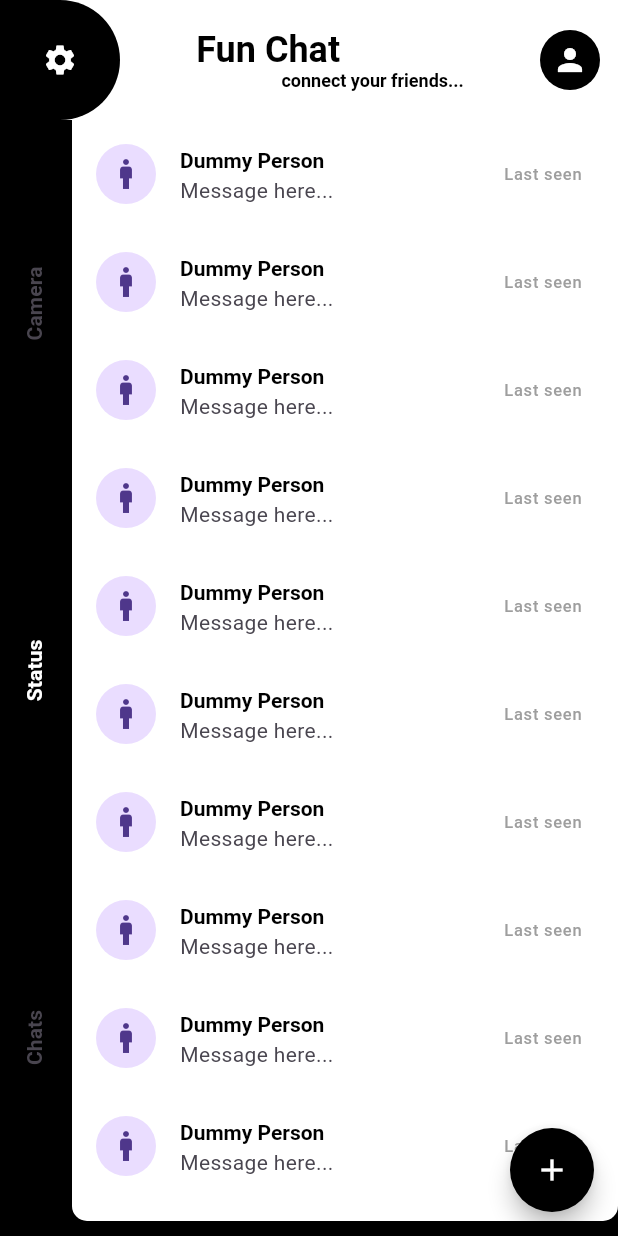
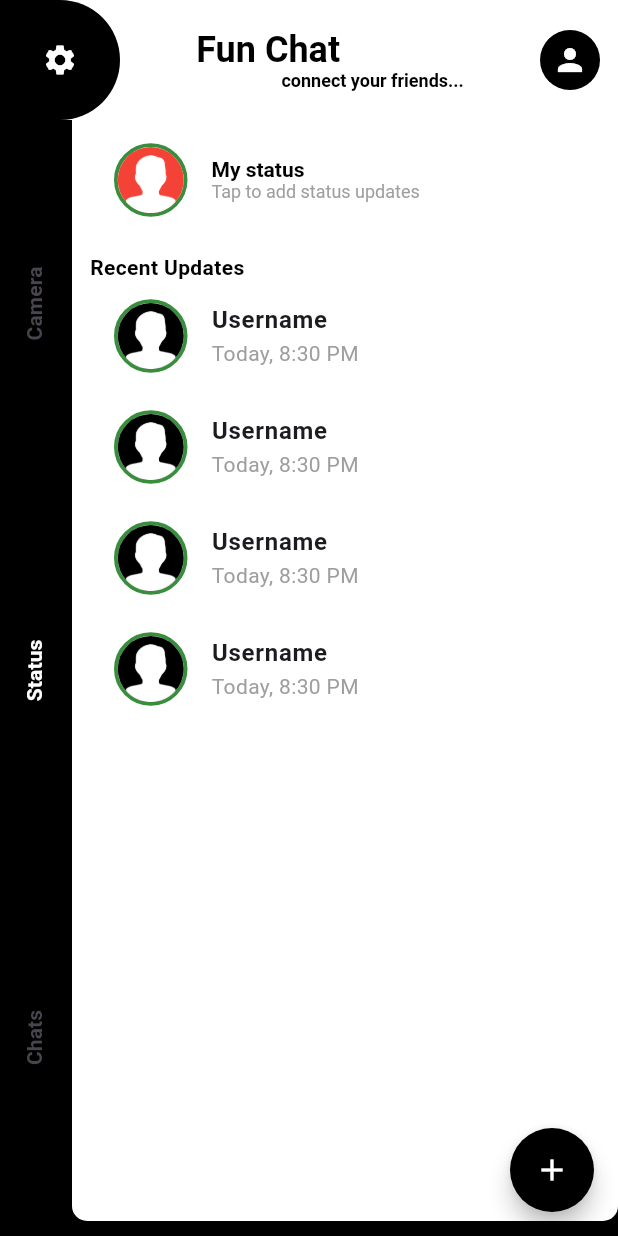
Before and after one commit to JATINSINGAL1/chatapp, a Flutter app: the screen it shows after launch, tab 2 chosen, in the side drawer, after a tap on the "arrow back ios new" icon, on a phone screen of 412 x 824 dp. Run offline on Flutter 3.47's test engine with Material 3 defaults, Android fonts, the phone set to English and light mode, and no system bars; our stand-ins replace firebase_core, get; accounts and stored records are empty; Roboto replaces fonts that are missing (lato).

```diff
--- /dev/null
+++ b/lib/constants/sidescrolldata.dart
@@ -0,0 +1,17 @@
+import 'package:flutter/material.dart';
+
+const icons=[
+  Icons.key_rounded,
+  Icons.people,
+  Icons.notifications_rounded,
+  Icons.storage_rounded,
+  Icons.help,
+];
+const labelText=[
+  "Account",
+  "Friends",
+  "Notification",
+  "Data and Storage",
+  "Help",
+
+];
--- a/lib/constants/strings.dart
+++ b/lib/constants/strings.dart
@@ -10,4 +10,5 @@ const appname = "Quick Chats",
     settings = "Settings",
     poweredby = "Desgined & Developed by FunChats developers",
     cont = "Start Messaging",
-    slogan = "join the\nrevolution\ntoday.";
+    slogan = "join the\nrevolution\ntoday.",
+    namesub="This is not your username. This is name will be visible to your FunChats friends";
--- /dev/null
+++ b/lib/features/screens/status_screen.dart
@@ -0,0 +1,95 @@
+import 'package:flutter/material.dart';
+import 'package:flutter/widgets.dart';
+import 'dart:math' as math;
+
+class StatusScreen extends StatelessWidget {
+  const StatusScreen({super.key});
+
+  @override
+  Widget build(BuildContext context) {
+    return Container(
+      decoration: const BoxDecoration(
+          color: Colors.white,
+          borderRadius: BorderRadius.only(
+              bottomLeft: Radius.circular(10),
+              bottomRight: Radius.circular(10))),
+      padding: const EdgeInsets.all(12),
+      child: Column(
+        crossAxisAlignment: CrossAxisAlignment.start,
+        children: [
+          ListTile(
+            leading: Container(
+              decoration: BoxDecoration(
+                  shape: BoxShape.circle,
+                  border: Border.all(color: Colors.green.shade700, width: 2.5)),
+              child: CircleAvatar(
+                radius: 22,
+                backgroundColor: Colors.red,
+                child: Image.asset(
+                  "assets/icons/ic_user.png",
+                  color: Colors.white,
+                ),
+              ),
+            ),
+            title: RichText(
+                text: const TextSpan(children: [
+              TextSpan(
+                  text: "My status\n",
+                  style: TextStyle(
+                      color: Colors.black,
+                      fontWeight: FontWeight.w700,
+                      fontSize: 14)),
+              TextSpan(
+                  text: "Tap to add status updates",
+                  style: TextStyle(
+                      color: Colors.grey,
+                      fontWeight: FontWeight.w400,
+                      fontSize: 12))
+            ])),
+          ),
+          const SizedBox(
+            height: 20,
+          ),
+          const Text(
+            "Recent Updates",
+            style: TextStyle(color: Colors.black, fontWeight: FontWeight.w600),
+          ),
+          ListView.builder(
+            shrinkWrap: true,
+            itemCount: 4,
+            itemBuilder: (context, index) {
+              return Container(
+                margin: const EdgeInsets.only(bottom: 2),
+                child: ListTile(
+                  leading: Container(
+                    decoration: BoxDecoration(
+                        shape: BoxShape.circle,
+                        border: Border.all(
+                            color: Colors.green.shade700, width: 2.5)),
+                    child: CircleAvatar(
+                      radius: 22,
+                      backgroundColor: Colors.black,
+                      child: Image.asset(
+                        "assets/icons/ic_user.png",
+                        color: Colors.white,
+                      ),
+                    ),
+                  ),
+                  title: const Text(
+                    "Username",
+                    style: TextStyle(fontWeight: FontWeight.w600),
+                  ),
+                  subtitle: const Text(
+                    "Today, 8:30 PM",
+                    style: TextStyle(
+                        color: Colors.grey, fontWeight: FontWeight.w400),
+                  ),
+                ),
+              );
+            },
+          )
+        ],
+      ),
+    );
+  }
+}
--- a/lib/features/widgets/sidescroll.dart
+++ b/lib/features/widgets/sidescroll.dart
@@ -1,4 +1,6 @@
+import 'package:chatapp/constants/sidescrolldata.dart';
 import 'package:chatapp/constants/strings.dart';
+import 'package:chatapp/features/screens/profile_screen.dart';
 import 'package:flutter/material.dart';
 import 'package:get/get.dart';
 
@@ -9,6 +11,8 @@ class sidescrool extends StatelessWidget {
   Widget build(BuildContext context) {
     return Drawer(
       backgroundColor: Colors.black,
+      child: Padding(
+        padding: const EdgeInsets.symmetric(horizontal: 8.0),
         child: Column(
           children: [
             ListTile(
@@ -30,42 +34,39 @@ class sidescrool extends StatelessWidget {
             const SizedBox(height: 10,),
             Text("Username",style: TextStyle(color: Colors.white,fontWeight: FontWeight.w600),),
             const SizedBox(height:20 ,),
-          ListTile(
-            title: Text(account,style: TextStyle(color: Colors.white),),
-            leading: Icon(Icons.account_circle,color: Colors.white,),
-          ),
+            const Divider(),
+            ListView(
+              shrinkWrap: true,
+              children: List.generate(icons.length, (index) {
+                return ListTile(
+                  onTap: (){
+                    switch (index) {
+                      case 0: { Get.to(ProfileScreen());}
 
-          ListTile(
-            title: Text("Friends",style: TextStyle(color: Colors.white),),
-            leading: Icon(Icons.people,color: Colors.white,)
-          ),
-
-
-          ListTile(
-            title: Text("Notifications",style: TextStyle(color: Colors.white),),
-            leading: Icon(Icons.notifications,color: Colors.white,),),
-
-          ListTile(
-            title: Text("Data and Storage",style: TextStyle(color: Colors.white),),
-            leading:  Icon(Icons.arrow_back_ios_new_rounded,color: Colors.white,),
-          ),
-
-          ListTile(
-            title: Text("Help",style: TextStyle(color: Colors.white),),
-            leading: Icon(Icons.help,color: Colors.white,),
+                        break;
+                      default:
+                    }
+                  },
+                  leading: Icon(icons[index],color: Colors.white,),
+                  title: Text(labelText[index],style: TextStyle(color: Colors.white),),
+                );
+              }  ),
             ),
             const Divider(height:0.5),
+            SizedBox(height: 10,),
             ListTile(
               title: Text("Invite a friend",style: TextStyle(color: Colors.white),),
-            leading: Icon(Icons.arrow_back_ios_new_rounded,color: Colors.white,),
+              leading: Icon(Icons.emoji_people_rounded,color: Colors.white,),
             ),
 
             Spacer(),
+
             ListTile(
               title: Text("Logout",style: TextStyle(color: Colors.white),),
-            leading: Icon(Icons.logout,color: Colors.white,),
+              leading: Icon(Icons.logout_rounded,color: Colors.white,),
             ),
           ],
+        ),
       ),
     );
   }
--- a/lib/features/widgets/tabbarview.dart
+++ b/lib/features/widgets/tabbarview.dart
@@ -1,5 +1,8 @@
+import 'package:chatapp/features/screens/chat_screen.dart';
+import 'package:chatapp/features/screens/status_screen.dart';
 import 'package:flutter/material.dart';
 import 'package:flutter/widgets.dart';
+import 'package:get/get.dart';
 
 class tabbarview extends StatelessWidget {
   const tabbarview({super.key});
@@ -7,39 +10,62 @@ class tabbarview extends StatelessWidget {
   @override
   Widget build(BuildContext context) {
     return Expanded(
-      child: TabBarView(
+      child: TabBarView(children: [
+        const ChatsWidget(),
+        const StatusScreen(),
+        Container(
+          color: Colors.red,
+        ),
+      ]),
+    );
+  }
+}
 
-        children:[
+class ChatsWidget extends StatelessWidget {
+  const ChatsWidget({
+    super.key,
+  });
 
-        Container(color: Colors.yellow,),
-        Container(
+  @override
+  Widget build(BuildContext context) {
+    return Container(
       decoration: const BoxDecoration(
           color: Colors.white,
           borderRadius: BorderRadius.only(
               bottomLeft: Radius.circular(10),
               bottomRight: Radius.circular(10))),
-
-
       child: ListView.builder(
         physics: BouncingScrollPhysics(),
-
-                            itemCount: 15,
-                            itemBuilder: (context, index) =>  ListTile(
-                              leading: CircleAvatar(
+        itemCount: 5,
+        itemBuilder: (context, index) => ListTile(
+            onTap: () {
+              Get.to(()=>const ChatScreen(), transition: Transition.downToUp);
+            },
+            leading: const CircleAvatar(
+              radius: 20,
               // backgroundImage: AssetImage("assets/icons/ic_user.png"),
               child: Icon(Icons.man),
             ),
-                              title: Text("Dummy Person"),
-                              titleTextStyle: TextStyle(
-                                  fontWeight: FontWeight.w700, color: Colors.black),
-                              subtitle: Text("Message here..."),
-                              trailing: Text("Last seen",style: TextStyle(color: Colors.grey),),
-
+            title: const Text("Dummy Person"),
+            titleTextStyle: const TextStyle(
+                fontSize: 14,
+                fontWeight: FontWeight.w700,
+                color: Colors.black),
+            subtitle: const Text(
+              "Message here...",
+              style: TextStyle(fontSize: 14),
             ),
+            trailing: Directionality(
+                textDirection: TextDirection.rtl,
+                child: TextButton.icon(
+                  onPressed: () {},
+                  icon: const Icon(Icons.access_time_filled_rounded,size: 16,),
+                  label: const Text(
+                    "Last Seen",
+                    style: TextStyle(fontSize: 12),
                   ),
+                ))),
       ),
-                        Container(color: Colors.red,),
-      ]),
     );
   }
 }
--- a/lib/main.dart
+++ b/lib/main.dart
@@ -5,8 +5,14 @@ import 'package:chatapp/features/widgets/sidescroll.dart';
 import 'package:flutter/material.dart';
 import 'package:flutter/services.dart';
 import 'package:get/get.dart';
+import 'package:firebase_core/firebase_core.dart';
 
-void main() {
+import 'firebase_options.dart';
+
+Future<void> main() async {
+  await Firebase.initializeApp(
+    options: DefaultFirebaseOptions.currentPlatform,
+  );
   SystemChrome.setSystemUIOverlayStyle(
     const SystemUiOverlayStyle(
         statusBarColor: Colors.white, statusBarIconBrightness: Brightness.dark),
```
Also changed, not shown: lib/features/screens/chat_screen.dart (added, +187 -0 lines), lib/features/screens/profile_screen.dart (added, +127 -0 lines), pubspec.yaml (+5 -6 lines), firebase.json (added), lib/firebase_options.dart (added), pubspec.lock, 6 other files. Lines whose indentation alone changed are shown as unchanged.
